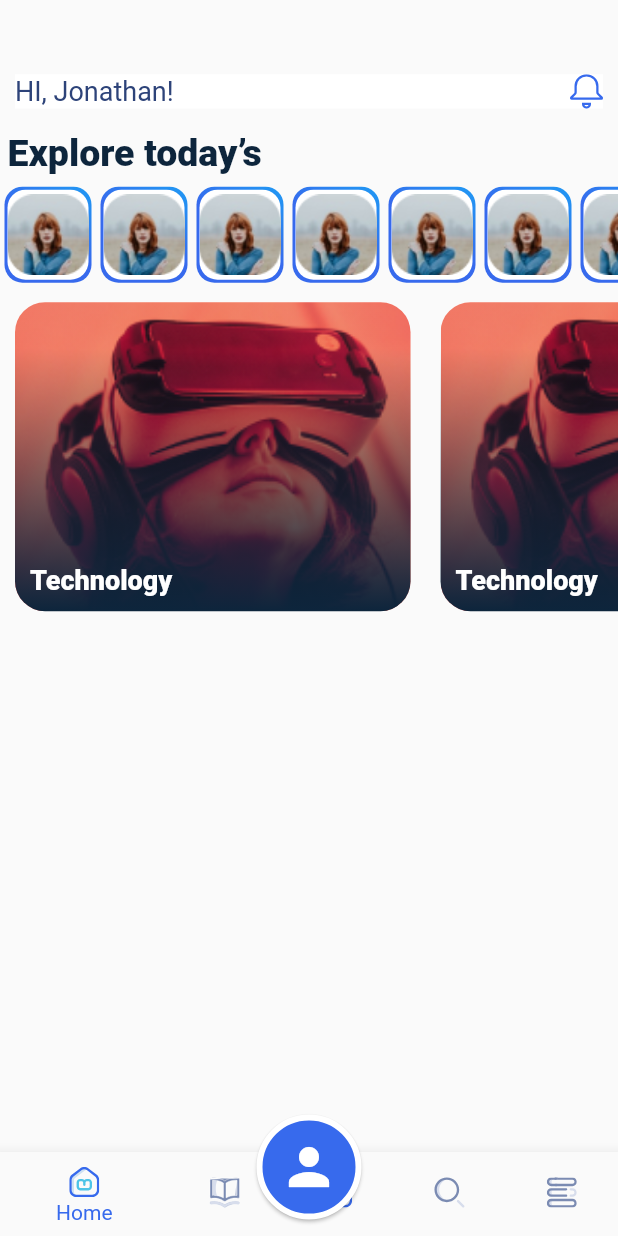
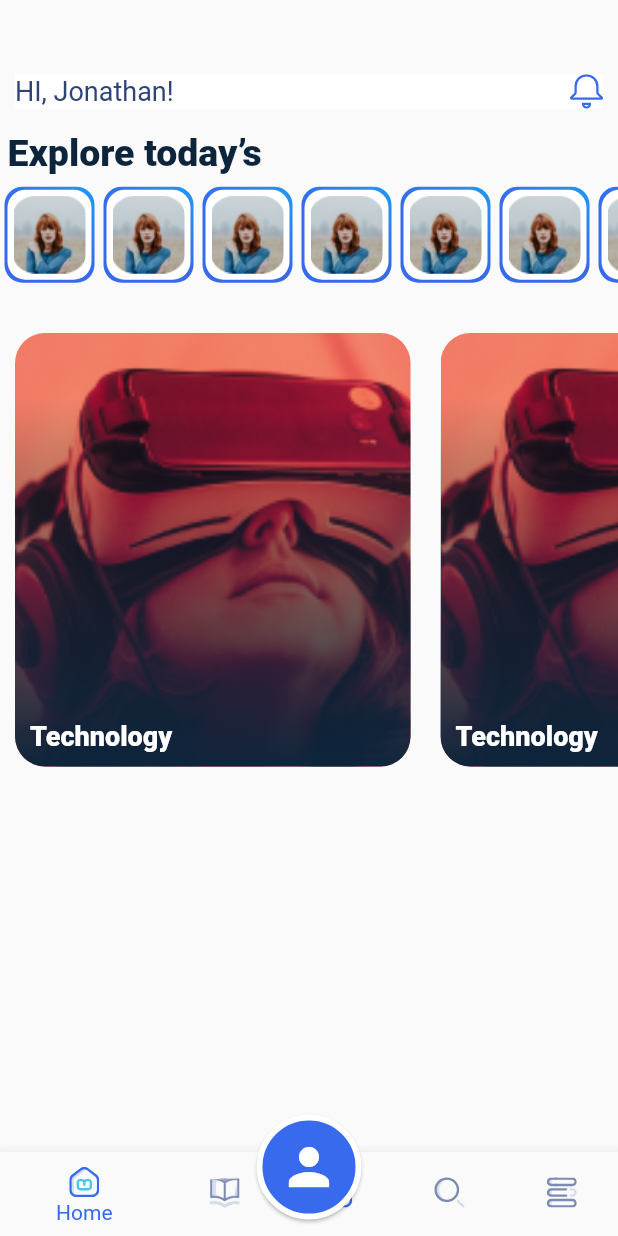
Before and after one commit to arunjewel/blogging_application, a Flutter app: the HomePage screen opened directly, on a phone screen of 412 x 824 dp. Run offline on Flutter 3.47's test engine with Material 2 defaults, Android fonts, the phone set to English and light mode, and no system bars; our stand-ins replace flutter_svg, google_fonts; Roboto replaces fonts that are missing (Tajawal).

Commit message:
stories card ui

```diff
--- a/lib/ui/screens/home_page/screens/home_page.dart
+++ b/lib/ui/screens/home_page/screens/home_page.dart
@@ -2,6 +2,8 @@ import 'package:flutter/material.dart';
 
 import '../../../../core/colors.dart';
 import '../../../../core/constants.dart';
+import '../../../../core/utils.dart';
+import '../../stories/screens/stories_widget.dart';
 import '../widgets/bottom_nav_bar_widget.dart';
 import '../widgets/home_appbar_widget.dart';
 import '../widgets/homepage_images_card.dart';
@@ -30,7 +32,10 @@ class HomePage extends StatelessWidget {
             ),
             const StoriesWidget(),
             SizedBox(
-              height: 270.0,
+              height: deviceWidth(context) * 0.05,
+            ),
+            SizedBox(
+              height: deviceWidth(context) * 0.75,
               child: ListView.builder(
                   physics: const ClampingScrollPhysics(),
                   shrinkWrap: true,
@@ -78,51 +83,3 @@ class HomePage extends StatelessWidget {
     );
   }
 }
-
-class StoriesWidget extends StatelessWidget {
-  const StoriesWidget({
-    Key? key,
-  }) : super(key: key);
-
-  @override
-  Widget build(BuildContext context) {
-    return SizedBox(
-      height: 70.0,
-      child: ListView.builder(
-        physics: const ClampingScrollPhysics(),
-        shrinkWrap: true,
-        scrollDirection: Axis.horizontal,
-        itemCount: 15,
-        itemBuilder: (BuildContext context, int index) => Container(
-            margin: const EdgeInsets.all(3),
-            decoration: const BoxDecoration(
-              // color: Colors.blue,
-              borderRadius: BorderRadius.all(
-                Radius.circular(12.0),
-              ),
-              gradient: LinearGradient(
-                  colors: [themeMainColor, Colors.blue],
-                  begin: FractionalOffset(0.5, 0.5),
-                  end: FractionalOffset(0.9, 0.0),
-                  stops: [0.0, 1.0],
-                  tileMode: TileMode.clamp),
-            ),
-            child: Container(
-              margin: const EdgeInsets.all(2),
-              decoration: const BoxDecoration(
-                color: Colors.white,
-                borderRadius: BorderRadius.all(
-                  Radius.circular(12.0),
-                ),
-              ),
-              child: Center(
-                child: Image.asset(
-                  userDemoDP,
-                  // color: themeMainColor,
-                ),
-              ),
-            )),
-      ),
-    );
-  }
-}
--- a/lib/ui/screens/home_page/widgets/homepage_images_card.dart
+++ b/lib/ui/screens/home_page/widgets/homepage_images_card.dart
@@ -17,7 +17,7 @@ class HomePageImageCard extends StatelessWidget {
     return Stack(children: [
       Container(
         width: deviceHeight(context) * 0.32,
-        height: deviceWidth(context) * 0.5,
+        height: deviceWidth(context) * 0.75,
         margin: const EdgeInsets.all(10),
         decoration: BoxDecoration(
           image:
--- /dev/null
+++ b/lib/ui/screens/stories/screens/stories_widget.dart
@@ -0,0 +1,24 @@
+import 'package:flutter/material.dart';
+
+import '../widgets/stories_icon_card.dart';
+
+class StoriesWidget extends StatelessWidget {
+  const StoriesWidget({
+    Key? key,
+  }) : super(key: key);
+
+  @override
+  Widget build(BuildContext context) {
+    return SizedBox(
+      height: 70.0,
+      child: ListView.builder(
+        physics: const ClampingScrollPhysics(),
+        shrinkWrap: true,
+        scrollDirection: Axis.horizontal,
+        itemCount: 15,
+        itemBuilder: (BuildContext context, int index) =>
+            const StoriesIconCard(),
+      ),
+    );
+  }
+}
--- /dev/null
+++ b/lib/ui/screens/stories/widgets/stories_icon_card.dart
@@ -0,0 +1,53 @@
+import 'package:flutter/material.dart';
+
+import '../../../../core/colors.dart';
+import '../../../../core/constants.dart';
+
+class StoriesIconCard extends StatelessWidget {
+  const StoriesIconCard({
+    Key? key,
+  }) : super(key: key);
+
+  @override
+  Widget build(BuildContext context) {
+    return Container(
+        height: 60,
+        width: 60,
+        margin: const EdgeInsets.all(3),
+        decoration: const BoxDecoration(
+          // color: Colors.blue,
+          borderRadius: BorderRadius.all(
+            Radius.circular(12.0),
+          ),
+          gradient: LinearGradient(
+              colors: [themeMainColor, Colors.blue],
+              begin: FractionalOffset(0.5, 0.5),
+              end: FractionalOffset(0.9, 0.0),
+              stops: [0.0, 1.0],
+              tileMode: TileMode.clamp),
+        ),
+        child: Container(
+            margin: const EdgeInsets.all(2),
+            decoration: const BoxDecoration(
+              color: Colors.white,
+              borderRadius: BorderRadius.all(
+                Radius.circular(12.0),
+              ),
+            ),
+            child: Container(
+              margin: const EdgeInsets.all(4),
+              padding: const EdgeInsets.all(15),
+              decoration: const BoxDecoration(
+                color: Colors.white,
+                image: DecorationImage(
+                    fit: BoxFit.cover,
+                    image: AssetImage(
+                      userDemoDP,
+                    )),
+                borderRadius: BorderRadius.all(
+                  Radius.circular(12.0),
+                ),
+              ),
+            )));
+  }
+}
```
